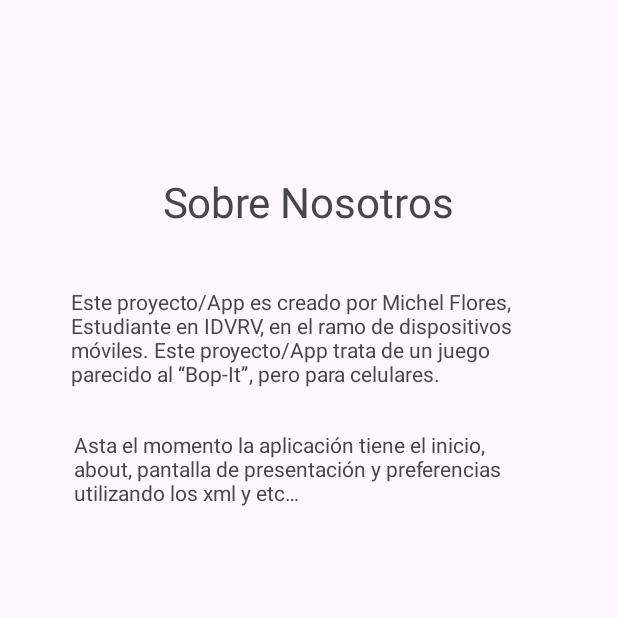
After one commit to flores082/Juego_bopit, an Android app: the About screen opened directly, with no data from a screen before it, on a phone screen of 412 x 824 dp, the top half of it. The commit adds this screen. Run offline under Robolectric (Android 15) with nearby library versions, the phone set to English and light mode, and no system bars.

Commit message:
cambio de pantallas

```diff
--- /dev/null
+++ b/app/src/main/java/com/example/juego_bopit/About.kt
@@ -0,0 +1,11 @@
+package com.example.juego_bopit
+
+import androidx.appcompat.app.AppCompatActivity
+import android.os.Bundle
+
+class About : AppCompatActivity() {
+    override fun onCreate(savedInstanceState: Bundle?) {
+        super.onCreate(savedInstanceState)
+        setContentView(R.layout.activity_about)
+    }
+}
--- /dev/null
+++ b/app/src/main/res/layout/activity_about.xml
@@ -0,0 +1,51 @@
+<?xml version="1.0" encoding="utf-8"?>
+<androidx.constraintlayout.widget.ConstraintLayout
+    xmlns:android="http://schemas.android.com/apk/res/android"
+    xmlns:app="http://schemas.android.com/apk/res-auto"
+    xmlns:tools="http://schemas.android.com/tools"
+    android:layout_width="match_parent"
+    android:layout_height="match_parent"
+    android:rotationX="0"
+    tools:context=".About">
+
+    <TextView
+        android:id="@+id/textView2"
+        android:layout_width="316dp"
+        android:layout_height="95dp"
+        android:scaleX="1"
+        android:scaleY="1"
+        android:text="@string/nosotros"
+        app:layout_constraintBottom_toBottomOf="parent"
+        app:layout_constraintEnd_toEndOf="parent"
+        app:layout_constraintHorizontal_bias="0.493"
+        app:layout_constraintStart_toStartOf="parent"
+        app:layout_constraintTop_toTopOf="parent"
+        app:layout_constraintVertical_bias="0.263" />
+
+    <TextView
+        android:id="@+id/textView3"
+        android:layout_width="312dp"
+        android:layout_height="98dp"
+        android:text="@string/momento"
+        app:layout_constraintBottom_toBottomOf="parent"
+        app:layout_constraintEnd_toEndOf="parent"
+        app:layout_constraintHorizontal_bias="0.494"
+        app:layout_constraintStart_toStartOf="parent"
+        app:layout_constraintTop_toBottomOf="@+id/textView2"
+        app:layout_constraintVertical_bias="0.0" />
+
+    <TextView
+        android:id="@+id/textView4"
+        android:layout_width="111dp"
+        android:layout_height="40dp"
+        android:rotationX="0"
+        android:scaleX="2"
+        android:scaleY="2"
+        android:text="@string/About"
+        app:layout_constraintBottom_toTopOf="@+id/textView2"
+        app:layout_constraintEnd_toEndOf="parent"
+        app:layout_constraintHorizontal_bias="0.546"
+        app:layout_constraintStart_toStartOf="parent"
+        app:layout_constraintTop_toTopOf="parent"
+        app:layout_constraintVertical_bias="0.889" />
+</androidx.constraintlayout.widget.ConstraintLayout>
--- a/app/src/main/res/values/strings.xml
+++ b/app/src/main/res/values/strings.xml
@@ -1,3 +1,15 @@
 <resources>
     <string name="app_name">Juego_bopit</string>
+    <string name="regresar">regresar</string>
+    <string name="button">Nosotros</string>
+    <string name="button2">Preferencias</string>
+    <string name="nosotros">Este proyecto/App es creado por Michel Flores,
+        Estudiante en IDVRV, en el ramo de dispositivos móviles.
+        Este proyecto/App trata de un juego parecido al “Bop-It”,
+        pero para celulares.</string>
+    <string name="momento">Asta el momento la aplicación tiene el inicio, about,
+        pantalla de presentación y preferencias utilizando los xml y etc…</string>
+    <string name="About">Sobre Nosotros</string>
+    <string name="Preferencias">Preferencias</string>
+    <string name="Color">Color</string>
 </resources>
```
Also changed, not shown: app/src/main/AndroidManifest.xml (+11 -9 lines), app/src/main/java/com/example/juego_bopit/MainActivity.kt (+18 -0 lines), app/src/main/java/com/example/juego_bopit/activity_preferencias.kt (added, +11 -0 lines), app/src/main/res/layout/activity_main.xml (+29 -2 lines), app/src/main/res/layout/activity_preferencias.xml (added, +34 -0 lines).
